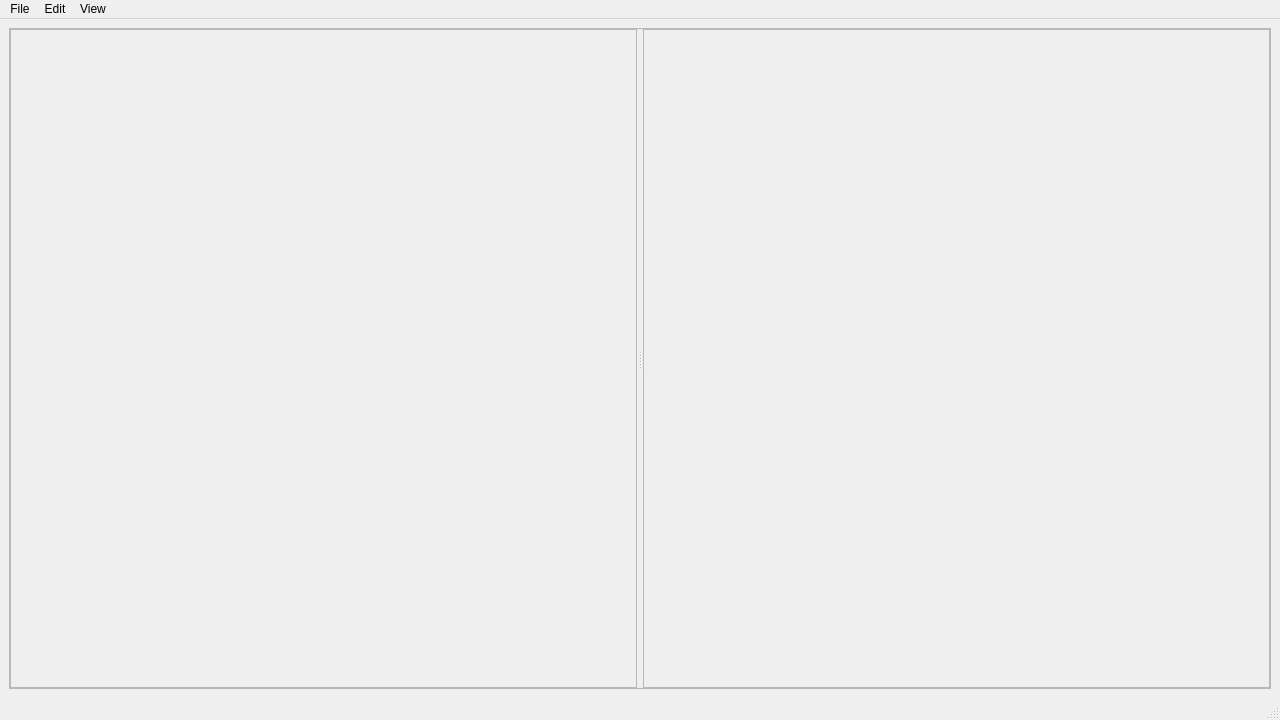
First picture: the form in src/mainwindow.ui, repository jcfain/XTPlayer, before the edit.
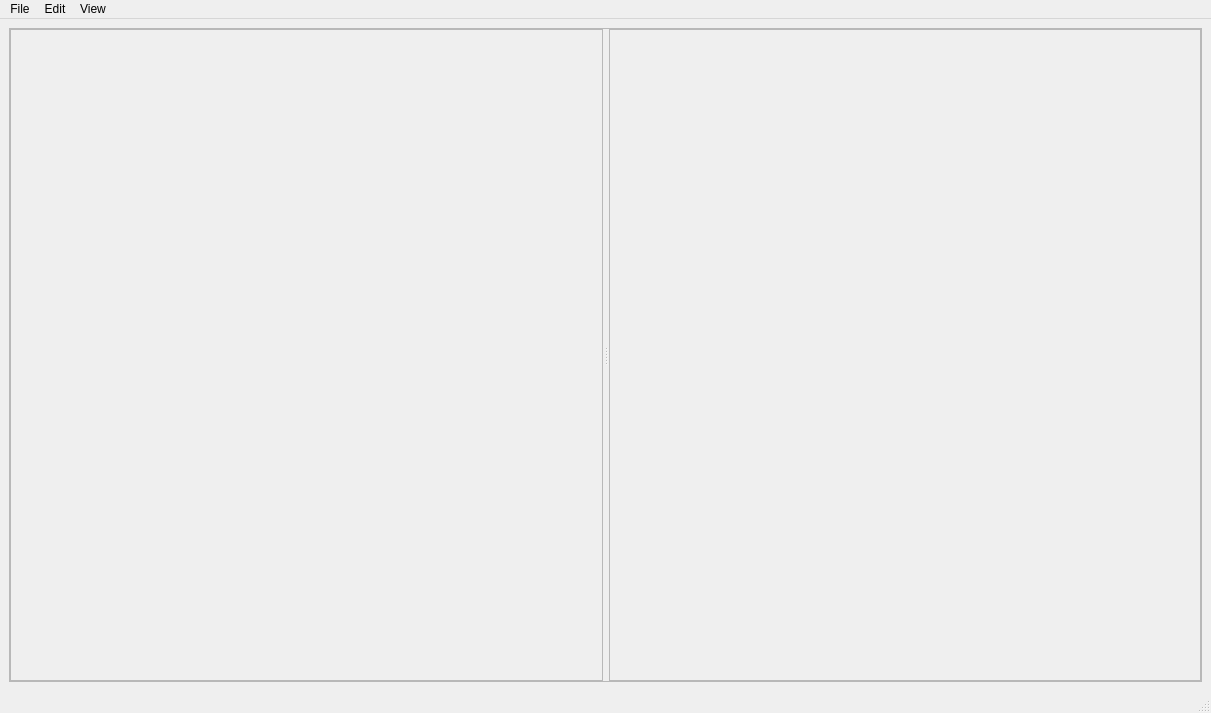
Second picture: the form after the edit. Icons and pictures are not drawn.

Commit message: Fix crash on exit added when seting button moved

```diff
--- a/src/mainwindow.ui
+++ b/src/mainwindow.ui
@@ -6,8 +6,8 @@
    <rect>
     <x>0</x>
     <y>0</y>
-    <width>1280</width>
-    <height>720</height>
+    <width>1211</width>
+    <height>713</height>
    </rect>
   </property>
   <property name="windowTitle">
@@ -171,7 +171,7 @@
     <rect>
      <x>0</x>
      <y>0</y>
-     <width>1280</width>
+     <width>1211</width>
      <height>21</height>
     </rect>
    </property>
```
The commit also changes 1 other file.
